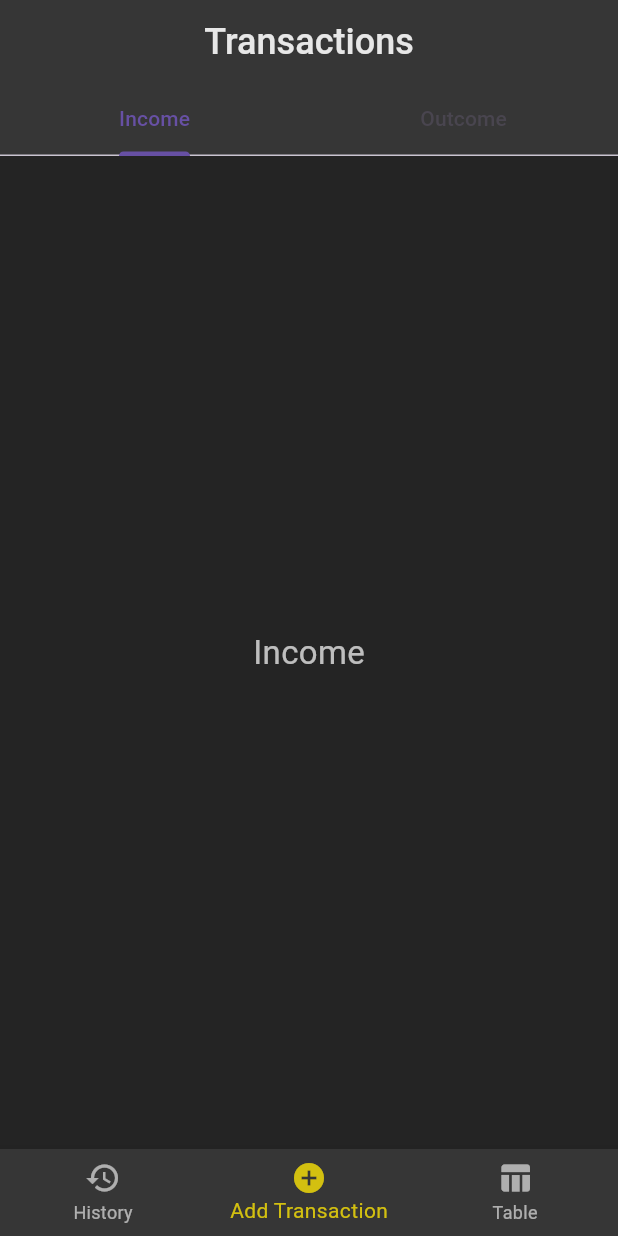
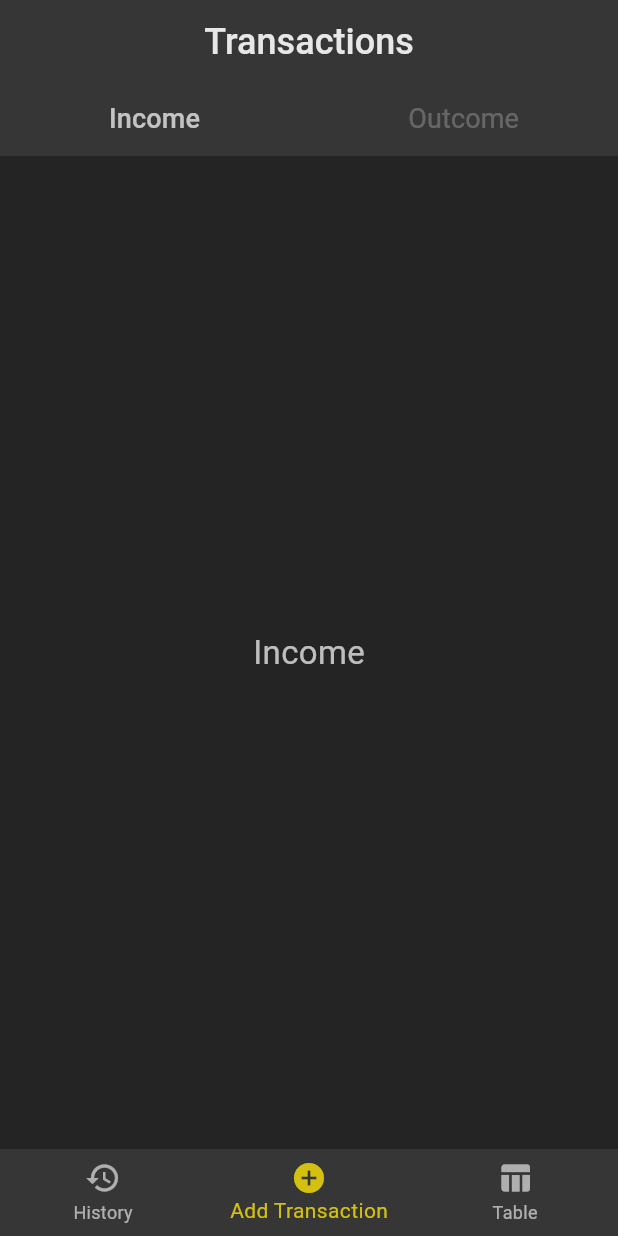
Before and after one commit to ana-znv/financial_accounting, a Flutter app: the screen it shows after launch, item 2 of the bottom bar chosen, on a phone screen of 412 x 824 dp. Run offline on Flutter 3.47's test engine with Material 3 defaults, Android fonts, the light colour scheme and no system bars.

Commit message:
styled tab bar

```diff
--- a/lib/widgets/application.dart
+++ b/lib/widgets/application.dart
@@ -15,13 +15,27 @@ class Application extends StatelessWidget {
         bottomNavigationBarTheme: const BottomNavigationBarThemeData(
           backgroundColor: Color.fromARGB(255, 54, 54, 54),
         ),
+        tabBarTheme: TabBarThemeData(
+          labelStyle: TextStyle(
+            color: Colors.white70,
+            fontSize: 18,
+            fontWeight: FontWeight.w500,
+          ),
+          unselectedLabelStyle: TextStyle(
+            color: Colors.white24,
+            fontSize: 18,
+            fontWeight: FontWeight.w400,
+          ),
+          dividerColor: Colors.transparent,
+          indicatorColor: Colors.transparent,
+        ),
         textTheme: TextTheme(
           bodyMedium: TextStyle(fontSize: 22, color: Colors.white70),
           titleLarge: TextStyle(
             fontSize: 24,
             fontWeight: FontWeight.w500,
             color: const Color.fromARGB(255, 231, 231, 231),
-          )
+          ),
         ),
       ),
       home: MainBottomBar(),
```
